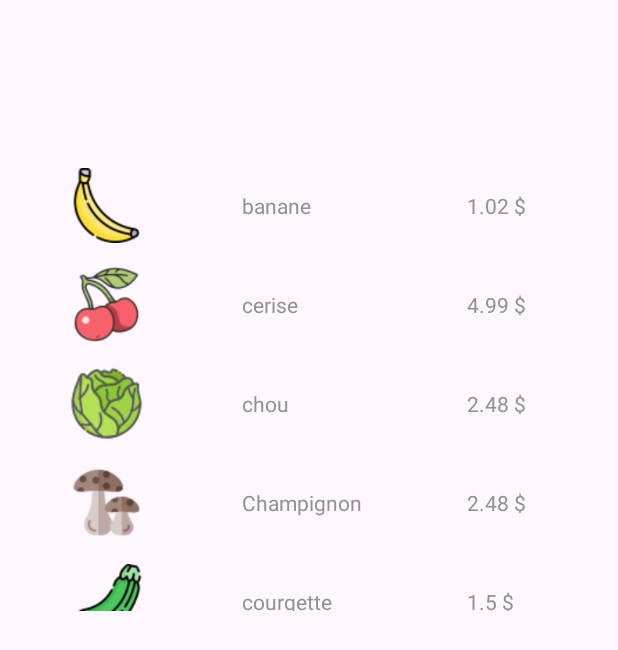
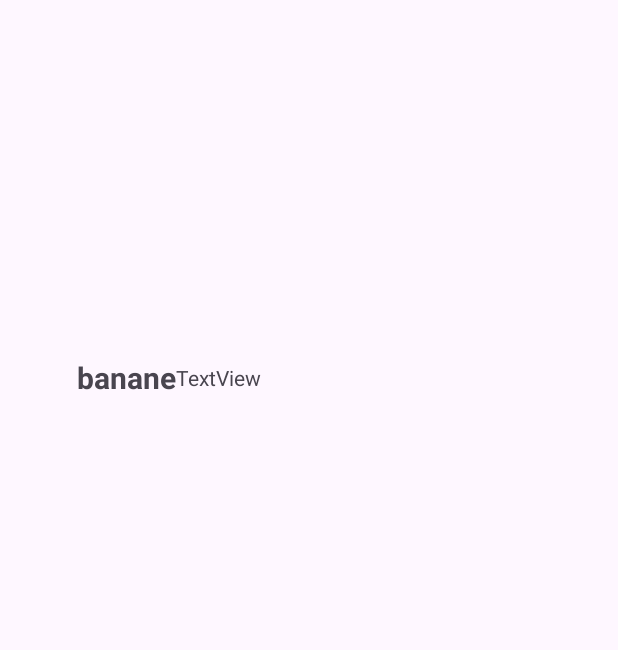
Before and after one commit to Frooggyy/PFI_Mobile, an Android app: the ListeEpicerie screen opened directly, with no data from a screen before it, after a tap on "banane", on a phone screen of 412 x 824 dp. Shown: the top 650 px of the screen. Run offline under Robolectric (Android 15) with nearby library versions, the phone set to English and light mode, and no system bars.

Commit message:
OnClickListener LigneArticle

```diff
--- a/app/src/main/java/com/example/pfijava/ActivityDetailArticle.java
+++ b/app/src/main/java/com/example/pfijava/ActivityDetailArticle.java
@@ -2,7 +2,9 @@ package com.example.pfijava;
 
 import androidx.appcompat.app.AppCompatActivity;
 
+import android.content.Intent;
 import android.os.Bundle;
+import android.widget.TextView;
 
 public class ActivityDetailArticle extends AppCompatActivity {
 
@@ -10,6 +12,11 @@ public class ActivityDetailArticle extends AppCompatActivity {
     protected void onCreate(Bundle savedInstanceState) {
         super.onCreate(savedInstanceState);
         setContentView(R.layout.activity_detail_article);
-        int s = 2;
+        Intent i = getIntent();
+        String nom = i.getStringExtra("nom");
+        String prix = i.getStringExtra("prix");
+        String desc = i.getStringExtra("desc");
+        TextView txtNom = findViewById(R.id.DA_nomArticle);
+        txtNom.setText(nom);
     }
 }
--- a/app/src/main/java/com/example/pfijava/Adaptateur.java
+++ b/app/src/main/java/com/example/pfijava/Adaptateur.java
@@ -23,6 +23,8 @@ public class Adaptateur extends RecyclerView.Adapter<Adaptateur.MyViewHolder> {
 
     Context context;
     ArrayList<Article> articles;
+    OnClickListener onClickListener;    // TOUTE LA SECTION DE ONLCICKLISTENER DU RECYCLER VIEW
+                                        // PRIS DE https://www.geeksforgeeks.org/how-to-apply-onclicklistener-to-recyclerview-items-in-android/
 
     public Adaptateur(Context con, ArrayList<Article> arrArticle) {
         this.context = con;
@@ -45,18 +47,26 @@ public class Adaptateur extends RecyclerView.Adapter<Adaptateur.MyViewHolder> {
         holder.articleNom.setText(nom);
         holder.articlePrix.setText(prix);
         holder.articleImage.setImageDrawable(img);
-        holder.articleLigne.setOnClickListener(new View.OnClickListener(){
+
+        holder.articleLigne.setOnClickListener(new View.OnClickListener() { // TOUTE LA SECTION DE ONLCICKLISTENER DU RECYCLER VIEW
+                                                                            // PRIS DE https://www.geeksforgeeks.org/how-to-apply-onclicklistener-to-recyclerview-items-in-android/
             @Override
             public void onClick(View v) {
-                Intent versDA = new Intent(context, MainActivity.class);
-                //versDA.putExtra("nom", nom);
-                //versDA.putExtra("prix", prix);
-                //versDA.putExtra("desc", articles.get(position).getDescription());
-                startActivity(context, versDA, null);
+                if(onClickListener != null){
+                    onClickListener.onClick(articles.get(position));
+                }
             }
         });
 
 
+    }
+    public void setOnClickListener(OnClickListener onClickListener) {// TOUTE LA SECTION DE ONLCICKLISTENER DU RECYCLER VIEW
+                                                                    // PRIS DE https://www.geeksforgeeks.org/how-to-apply-onclicklistener-to-recyclerview-items-in-android/
+        this.onClickListener = onClickListener;
+    }
+    public interface OnClickListener {                              // TOUTE LA SECTION DE ONLCICKLISTENER DU RECYCLER VIEW
+                                                                    // PRIS DE https://www.geeksforgeeks.org/how-to-apply-onclicklistener-to-recyclerview-items-in-android/
+        void onClick(Article article);
     }
 
     @Override
--- a/app/src/main/java/com/example/pfijava/ListeEpicerie.java
+++ b/app/src/main/java/com/example/pfijava/ListeEpicerie.java
@@ -6,9 +6,12 @@ import androidx.recyclerview.widget.LinearLayoutManager;
 import androidx.recyclerview.widget.RecyclerView;
 
 import android.content.Context;
+import android.content.Intent;
 import android.os.Bundle;
+import android.view.View;
 
 import java.util.ArrayList;
+import java.util.Objects;
 
 public class ListeEpicerie extends AppCompatActivity {
 
@@ -29,6 +32,21 @@ public class ListeEpicerie extends AppCompatActivity {
 
         recycleArticle.setItemAnimator(new DefaultItemAnimator());
         recycleArticle.setHasFixedSize(true);
+
+        adaptateur.setOnClickListener(new Adaptateur.OnClickListener() {            // TOUTE LA SECTION DE ONLCICKLISTENER DU RECYCLER VIEW
+                                                                                    // PRIS DE https://www.geeksforgeeks.org/how-to-apply-onclicklistener-to-recyclerview-items-in-android/
+            @Override
+            public void onClick(Article article) {
+                Intent versDA = new Intent(ListeEpicerie.this, ActivityDetailArticle.class);
+                versDA.putExtra("nom", article.getNom());
+                versDA.putExtra("prix", article.getPrix());
+                versDA.putExtra("desc", article.getDescription());
+                startActivity(versDA);
+            }
+        });
+
+
+
     }
 
     void RemplirArticle(ArrayList<Article> listeArticles) {
@@ -44,8 +62,4 @@ public class ListeEpicerie extends AppCompatActivity {
         listeArticles.add(new Article("raisin",3.50,getResources().getDrawable(R.drawable.raisin, null),getResources().getString(R.string.articleDesc_raisin)));
     }
 
-    public static Context prendreContexte(){
-        Context context = ListeEpicerie.prendreContexte().getApplicationContext();
-        return context;
-    }
 }
--- a/app/src/main/res/layout/activity_detail_article.xml
+++ b/app/src/main/res/layout/activity_detail_article.xml
@@ -6,15 +6,33 @@
     android:layout_height="match_parent"
     tools:context=".ActivityDetailArticle">
 
-    <TextView
-        android:id="@+id/textView"
-        android:layout_width="wrap_content"
-        android:layout_height="wrap_content"
-        android:layout_marginStart="180dp"
-        android:layout_marginTop="90dp"
-        android:layout_marginEnd="160dp"
-        android:text="Hello world"
+    <LinearLayout
+        android:layout_width="409dp"
+        android:layout_height="208dp"
+        android:layout_marginStart="16dp"
+        android:layout_marginTop="148dp"
+        android:layout_marginEnd="16dp"
+        android:gravity="center_vertical"
+        android:orientation="horizontal"
         app:layout_constraintEnd_toEndOf="parent"
         app:layout_constraintStart_toStartOf="parent"
-        app:layout_constraintTop_toTopOf="parent" />
+        app:layout_constraintTop_toTopOf="parent">
+
+        <TextView
+            android:id="@+id/DA_nomArticle"
+            android:layout_width="wrap_content"
+            android:layout_height="wrap_content"
+            android:layout_marginLeft="50sp"
+            android:text="test"
+            android:textSize="20sp"
+            android:textStyle="bold" />
+
+        <TextView
+            android:id="@+id/DA_PrixArticle"
+            android:layout_width="wrap_content"
+            android:layout_height="wrap_content"
+            android:layout_weight="1"
+            android:text="TextView" />
+    </LinearLayout>
+
 </androidx.constraintlayout.widget.ConstraintLayout>
```
